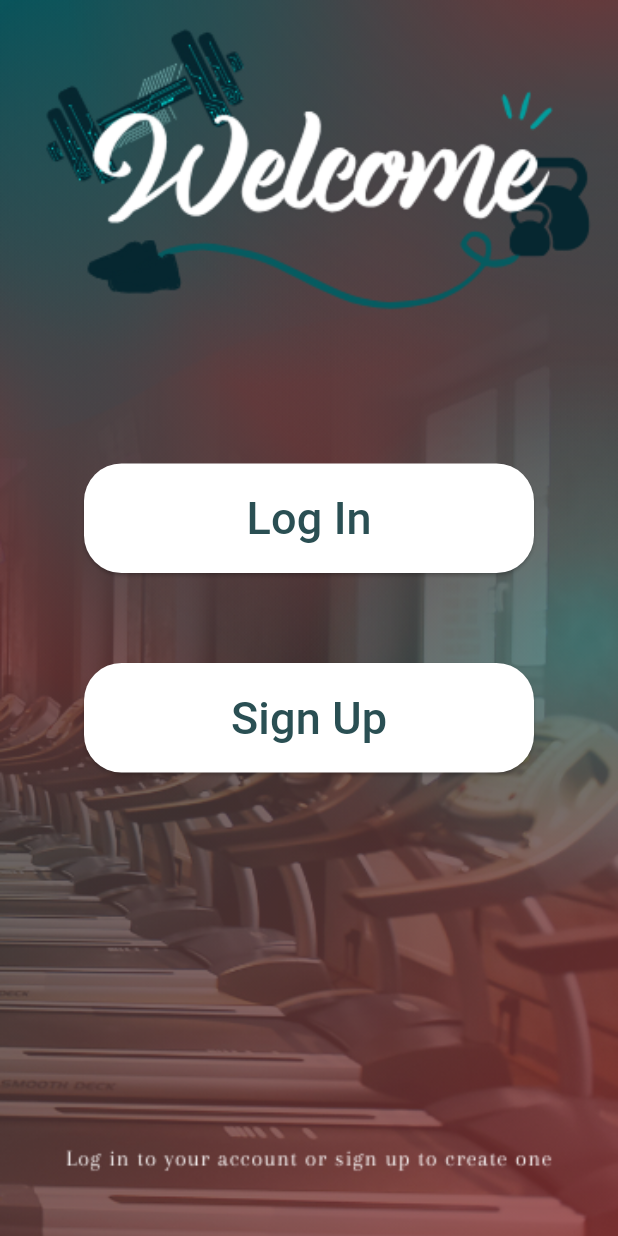
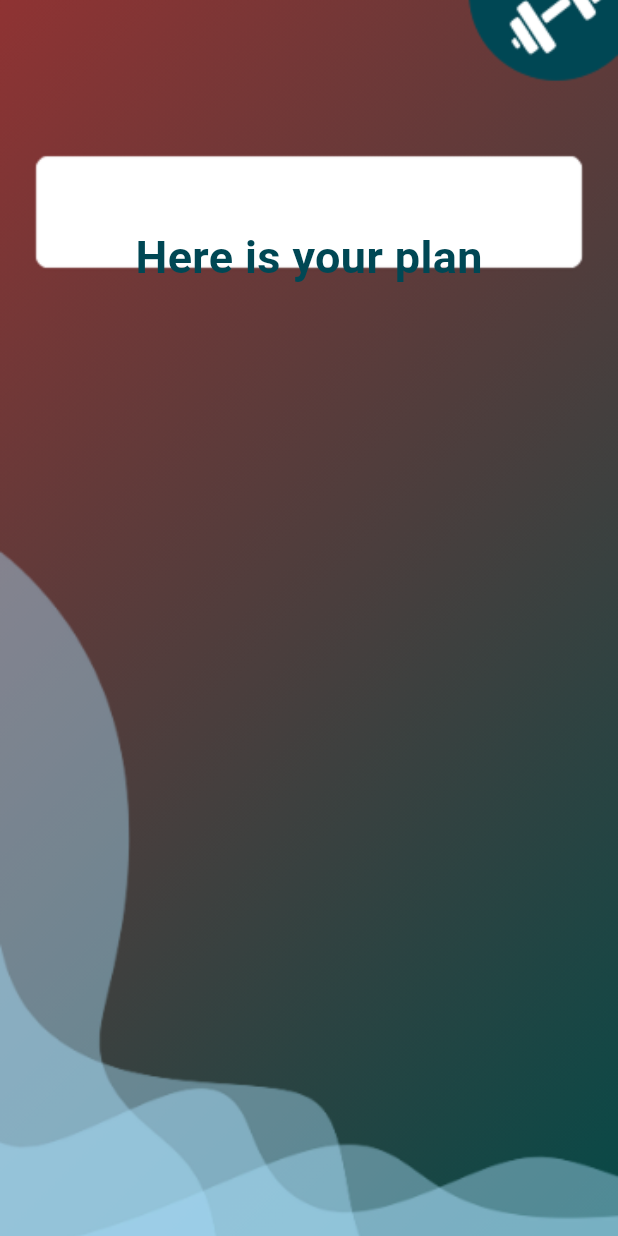
Before and after one commit to Reham-Fagih/My-Trainer, a Flutter app: the screen it shows after launch, on a phone screen of 412 x 824 dp. Run offline on Flutter 3.47's test engine with Material 3 defaults, Android fonts, the phone set to English and light mode, and no system bars; our stand-ins replace image_picker, shared_preferences.

Commit message:
Feat: Making workout_plan UI

```diff
--- a/lib/main.dart
+++ b/lib/main.dart
@@ -7,6 +7,7 @@ import 'views/nutrition_page.dart';
 import 'views/welcome.dart';
 import 'views/sign_up.dart';
 import 'views/upload_screen.dart';
+import 'views/workout_plan.dart';
 
 void main() {
   runApp(const MyApp());
@@ -19,13 +20,14 @@ class MyApp extends StatelessWidget {
   Widget build(BuildContext context) {
     return MaterialApp(
       debugShowCheckedModeBanner: false,
-      initialRoute: "/",
+      initialRoute: "/WorkoutPlanPage",
       routes: {
         "/": (context) => const Welcome(),
         "/nutrition": (context) => const ActivityLevelPage(),
         "/nutritionGoal": (context) => const NutritionGoalPage(),
         "/WorkoutPlacePage": (context) => const WorkoutPlacePage(),
         "/WorkoutDurationPage": (context) => const WorkoutDurationPage(),
+        "/WorkoutPlanPage": (context) => const WorkoutPlanPage(),
         "/welcome": (context) => const Welcome(), //Logout
         "/SignUpPage": (context) => const SignUpPage(),
         "/LogInPage": (context) => const LogInPage(),
--- /dev/null
+++ b/lib/views/workout_plan.dart
@@ -0,0 +1,46 @@
+import 'package:flutter/material.dart';
+// NOT FINISHED YET
+class WorkoutPlanPage extends StatefulWidget {
+  const WorkoutPlanPage({super.key});
+
+  @override
+  State<WorkoutPlanPage> createState() => _WorkoutPlanPageState();
+}
+
+class _WorkoutPlanPageState extends State<WorkoutPlanPage> {
+
+  @override
+  Widget build(BuildContext context) {
+    return Scaffold(
+      body: Stack(
+        children: [
+          // Background
+          Positioned.fill(
+            child: Image.asset(
+              'assets/images/WorkoutpageBackground.png',
+              fit: BoxFit.cover,
+            ),
+          ),
+
+
+          Positioned(
+            top: 150,
+            left: 30,
+            right: 30,
+            child: const Center(
+              child: Text(
+                "Here is your plan",
+                style: TextStyle(
+                  fontSize: 30,
+                  fontWeight: FontWeight.bold,
+                  color: Color(0xFF004754),
+                ),
+              ),
+            ),
+          ),
+
+        ],
+      ),
+    );
+  }
+}
--- a/package.json
+++ b/package.json
@@ -13,8 +13,10 @@
     "test": "test"
   },
   "scripts": {
+    "start": "node server.js",
+    "dev": "nodemon server.js",
     "test": "echo \"Error: no test specified\" && exit 1"
-  },
+    },
   "repository": {
     "type": "git",
     "url": "git+https://github.com/Reham-Fagih/Senior-Project.git"
```
Also changed, not shown: 2 other files.
